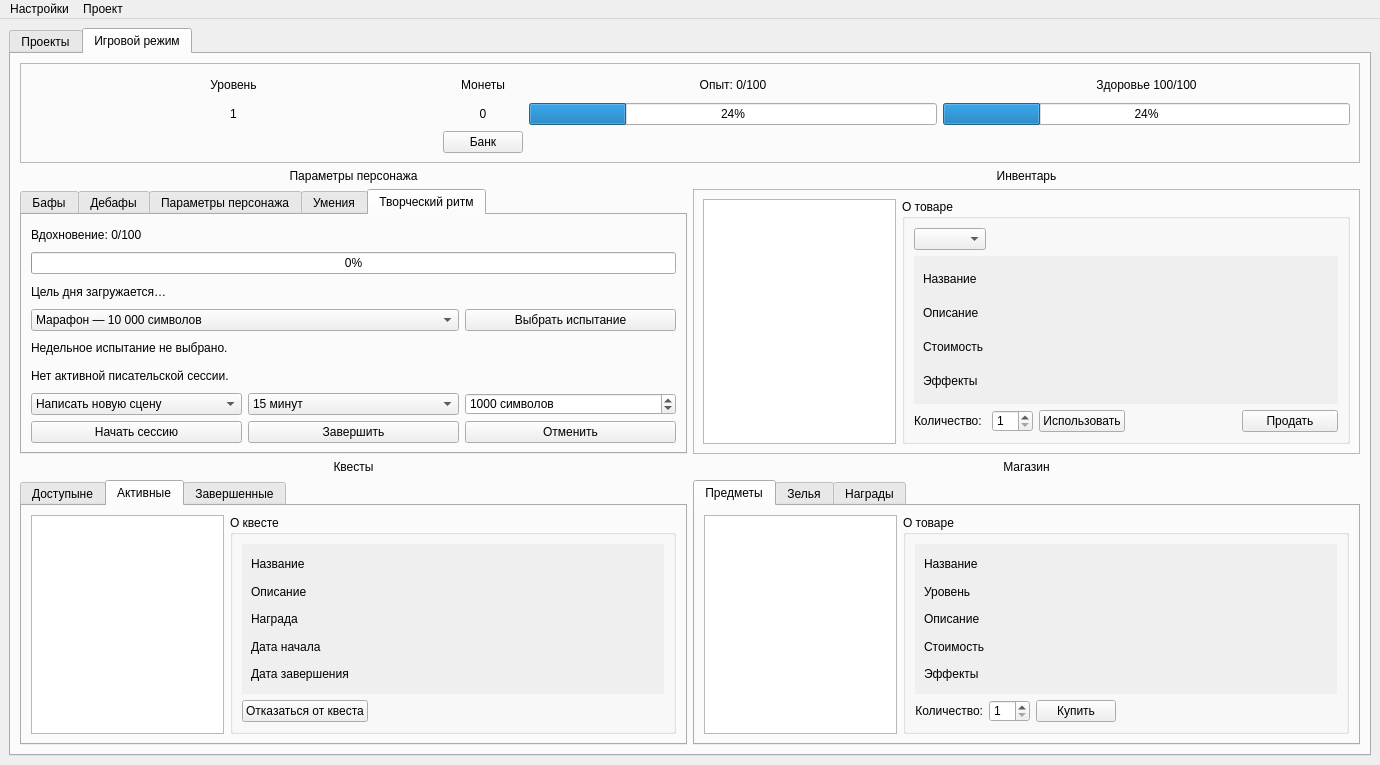
Old version of the form UI template/main_window.ui in the repository nevskyforever/nfprogress.
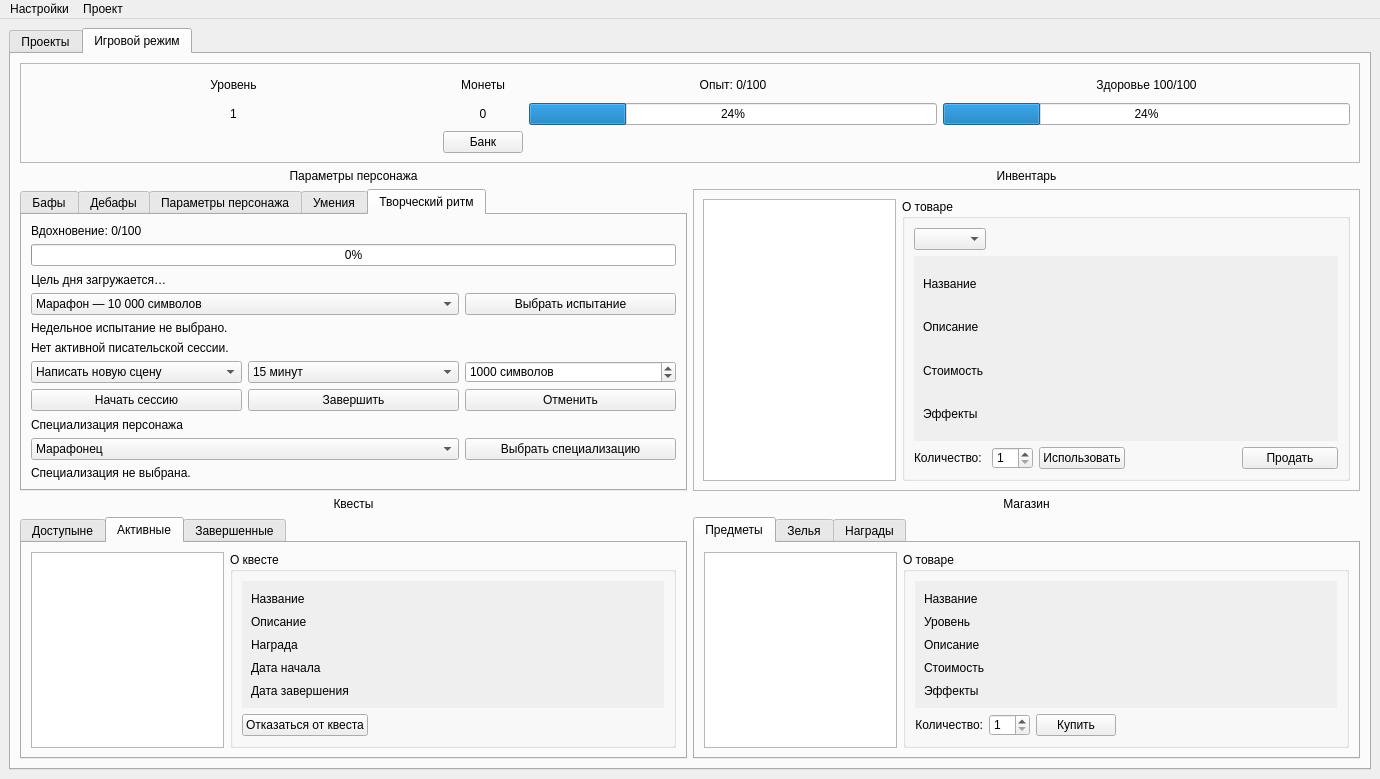
New version of the form. The open tabs and pages were chosen to show the change.

Patch:
```diff
--- a/UI template/main_window.ui
+++ b/UI template/main_window.ui
@@ -2970,6 +2970,31 @@
               <property name="text"><string>Отменить</string></property>
              </widget>
             </item>
+            <item row="8" column="0" colspan="3">
+             <widget class="QLabel" name="specialization_title_label">
+              <property name="text"><string>Специализация персонажа</string></property>
+             </widget>
+            </item>
+            <item row="9" column="0" colspan="2">
+             <widget class="QComboBox" name="specialization_combo">
+              <item><property name="text"><string>Марафонец</string></property></item>
+              <item><property name="text"><string>Ритуалист</string></property></item>
+              <item><property name="text"><string>Финишер</string></property></item>
+              <item><property name="text"><string>Исследователь</string></property></item>
+              <item><property name="text"><string>Редактор</string></property></item>
+             </widget>
+            </item>
+            <item row="9" column="2">
+             <widget class="QPushButton" name="select_specialization_button">
+              <property name="text"><string>Выбрать специализацию</string></property>
+             </widget>
+            </item>
+            <item row="10" column="0" colspan="3">
+             <widget class="QLabel" name="specialization_status">
+              <property name="text"><string>Специализация не выбрана.</string></property>
+              <property name="wordWrap"><bool>true</bool></property>
+             </widget>
+            </item>
            </layout>
           </widget>
          </widget>
```
